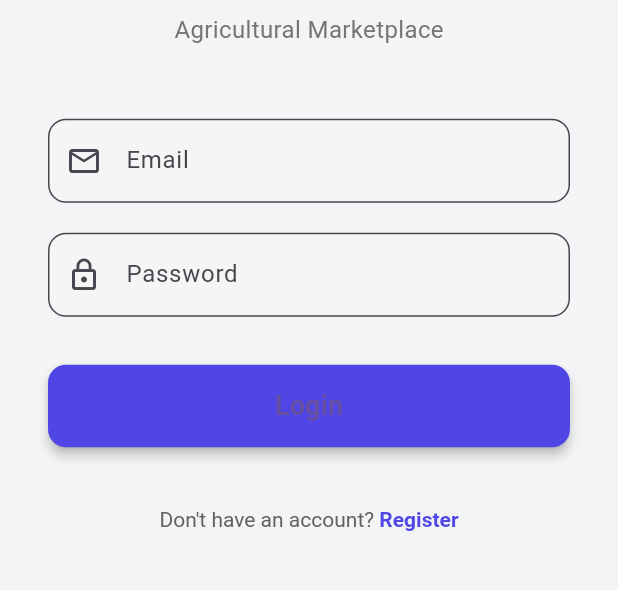
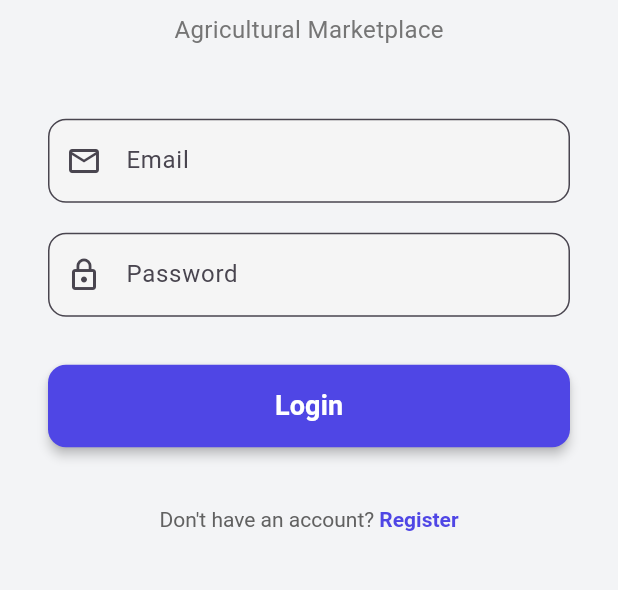
Before and after one commit to Sumeyahassen/Marketer, a Flutter app: the screen it shows after launch, on a phone screen of 412 x 824 dp, the part 383-973 px from its top. Run offline on Flutter 3.47's test engine with Material 3 defaults, Android fonts, the phone set to English and light mode, and no system bars; our stand-ins replace dio, flutter_secure_storage.

Commit message:
change the login button text colore

```diff
--- a/frontend/mobile/majet/lib/screens/login_screen.dart
+++ b/frontend/mobile/majet/lib/screens/login_screen.dart
@@ -157,7 +157,7 @@ class _LoginScreenState extends State<LoginScreen> {
                           ? CircularProgressIndicator(color: Colors.white)
                           : Text(
                               'Login',
-                              style: TextStyle(fontSize: 18, fontWeight: FontWeight.bold),
+                              style: TextStyle(fontSize: 18, fontWeight: FontWeight.bold,color: Colors.white),
                             ),
                     ),
                   ),
```
